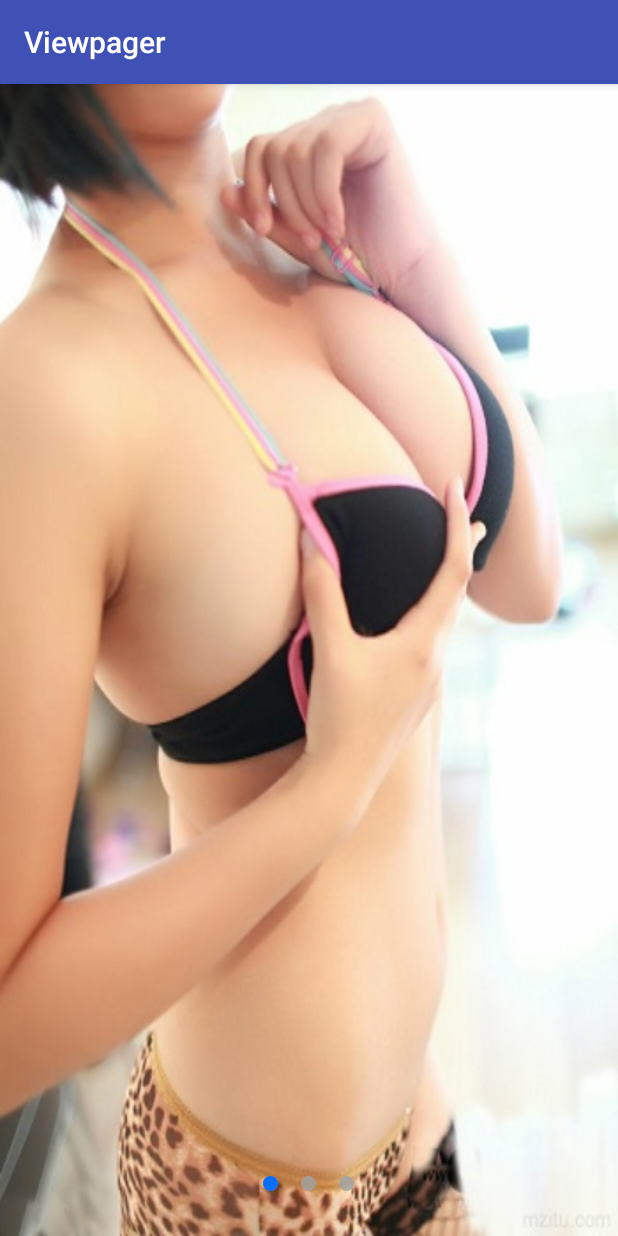
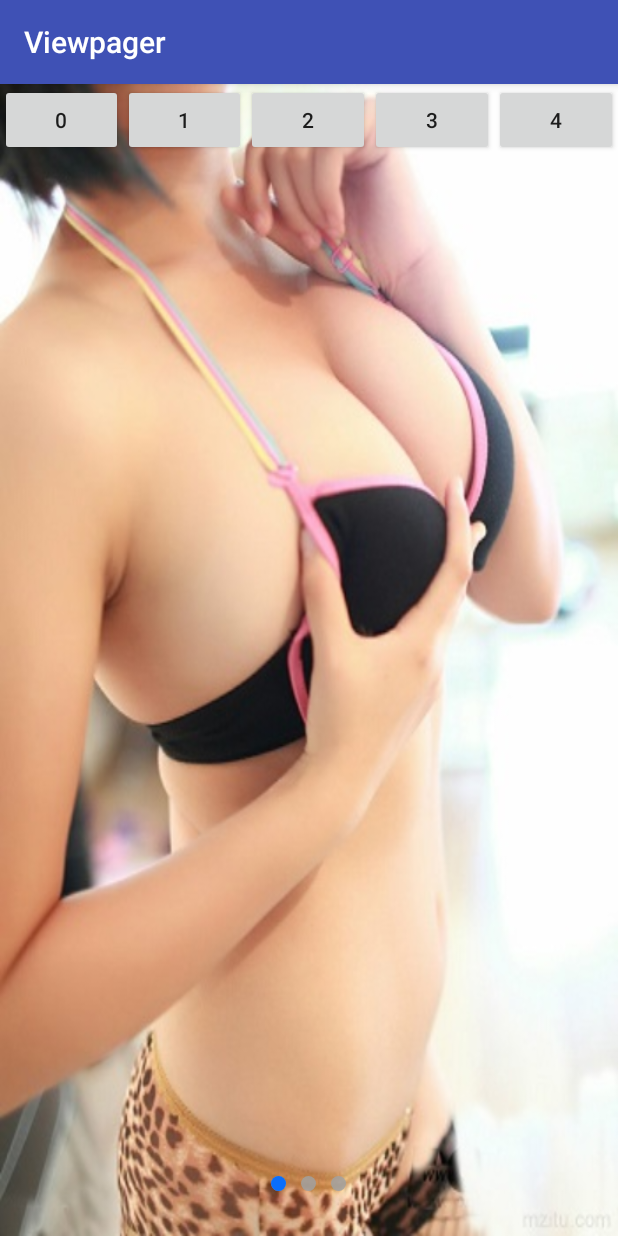
Before and after one commit to cc347504377/-, an Android app: the screen it shows after launch (MainActivity), on a phone screen of 412 x 824 dp. Run offline under Robolectric (Android 15) with nearby library versions, the phone set to English and light mode, and no system bars; our stand-ins replace ButterKnife.

Commit message:
优化众多bug, 完美实现无限滑动 实现指示器的追踪

```diff
--- a/app/src/main/java/com/luoye/demo/viewpager/DepthPageTransformer.java
+++ b/app/src/main/java/com/luoye/demo/viewpager/DepthPageTransformer.java
@@ -6,6 +6,7 @@ import android.view.View;
 /**
  * Created by Luoye on 2016/10/19.
  */
+//Google示例动画
 class DepthPageTransformer implements ViewPager.PageTransformer {
     private static final float MIN_SCALE = 0.75f;
 
--- a/app/src/main/java/com/luoye/demo/viewpager/MainActivity.java
+++ b/app/src/main/java/com/luoye/demo/viewpager/MainActivity.java
@@ -23,6 +23,7 @@ import java.util.List;
 import butterknife.BindDrawable;
 import butterknife.BindView;
 import butterknife.ButterKnife;
+import butterknife.OnClick;
 
 public class MainActivity extends AppCompatActivity {
 
@@ -69,9 +70,12 @@ public class MainActivity extends AppCompatActivity {
         px = getResources().getDimension(R.dimen.pointmargin);
         ButterKnife.bind(this);
         datas = new ArrayList<>();
+        final Drawable drawable0 = getResources().getDrawable(R.mipmap.ic_launcher);
+        addview(drawable3);
         addview(drawable1);
         addview(drawable2);
         addview(drawable3);
+        addview(drawable1);
         viewpager.setPageTransformer(true, new Scale());
         viewpager.setAdapter(new PagerAdapter() {
             @Override
@@ -86,26 +90,49 @@ public class MainActivity extends AppCompatActivity {
 
             @Override
             public void destroyItem(ViewGroup container, int position, Object object) {
+                Log.i("haha", "destroy" + position);
                 container.removeView(datas.get(position));
             }
 
             @Override
             public Object instantiateItem(ViewGroup container, int position) {
+                Log.i("haha", "instant" + position);
                 container.addView(datas.get(position));
                 return datas.get(position);
             }
         });
+        viewpager.setCurrentItem(1, false);
 //        autoplay();
         viewpager.addOnPageChangeListener(new ViewPager.OnPageChangeListener() {
             @Override
             public void onPageScrolled(int position, float positionOffset, int positionOffsetPixels) {
                 Log.i("TAG", "position: " + position + " positionoffset: " + positionOffset + " positionOffsetPixels: " + positionOffsetPixels);
-                point.setTranslationX(px*position+px*positionOffset);
+                //px为小球之间间隔 positionoffset为滑动比例 positionoffsetpx 为滑动像素
+//
+                if (position==0||position==datas.size()-2||position==datas.size()-1){
+
+                }else {
+                    point.setTranslationX(px*(position-1)+px*positionOffset);
+                }
+
+
+                //当滑动到第一张和最后一张时跳转
+                if (positionOffset == 0 && position == 0) {
+                    viewpager.setCurrentItem(datas.size()-2, false);
+                }
+                if (positionOffset == 0 && position == datas.size()-1) {
+                    viewpager.setCurrentItem(1, false);
+                }
             }
 
             @Override
             public void onPageSelected(int position) {
-//                point.setTranslationX(px*position);
+                if (position == 0) {
+                    point.setTranslationX(0);
+                }if (position== datas.size()-2){
+                    point.setTranslationX(px*(datas.size()-2-1));
+                }
+
             }
 
             @Override
@@ -140,11 +167,13 @@ public class MainActivity extends AppCompatActivity {
         }).start();
     }
 
+    //网上搜的dp转px
     public static int dip2px(Context context) {
         final float scale = context.getResources().getDisplayMetrics().density;
         return (int) (context.getResources().getDimension(R.dimen.pointmargin) * scale + 0.5f);
     }
 
+    //获得dpi
     public int getDpi(Context context) {
         DisplayMetrics metrics = new DisplayMetrics();
         Display display = ((Activity) context).getWindowManager().getDefaultDisplay();
@@ -152,10 +181,24 @@ public class MainActivity extends AppCompatActivity {
         return metrics.densityDpi;
     }
 
-    public float getpx(){
-        Log.i("TAG","DPI: "+ getDpi(this));
-        return getResources().getDimension(R.dimen.pointmargin) * getDpi(this) / 160;
+    @OnClick({R.id.bu0, R.id.bu1, R.id.bu2, R.id.bu3, R.id.bu4})
+    public void onClick(View view) {
+        switch (view.getId()) {
+            case R.id.bu0:
+                viewpager.setCurrentItem(0,false);
+                break;
+            case R.id.bu1:
+                viewpager.setCurrentItem(1,false);
+                break;
+            case R.id.bu2:
+                viewpager.setCurrentItem(2,false);
+                break;
+            case R.id.bu3:
+                viewpager.setCurrentItem(3,false);
+                break;
+            case R.id.bu4:
+                viewpager.setCurrentItem(4,false);
+                break;
+        }
     }
-
-
 }
--- a/app/src/main/java/com/luoye/demo/viewpager/Rotation.java
+++ b/app/src/main/java/com/luoye/demo/viewpager/Rotation.java
@@ -7,14 +7,15 @@ import android.view.View;
 /**
  * Created by Luoye on 2016/10/19.
  */
+//旋转动画
 class Rotation implements ViewPager.PageTransformer{
 
     @Override
     public void transformPage(View page, float position) {
         Log.i("Tag","position: "+ position);
-        Log.i("Tag", "view: " + page.toString());
         if (position < -1) {
             //其实并没有什么用
+            page.setAlpha(0);
         } else if (position <= 0) {
             //左侧图
 //                    page.setRotationX(0.5f);
@@ -27,6 +28,7 @@ class Rotation implements ViewPager.PageTransformer{
             page.setAlpha(1-position);
         } else if (position > 1) {
             //没卵用
+            page.setAlpha(0);
         }
     }
 }
--- a/app/src/main/java/com/luoye/demo/viewpager/Scale.java
+++ b/app/src/main/java/com/luoye/demo/viewpager/Scale.java
@@ -1,24 +1,38 @@
 package com.luoye.demo.viewpager;
 
 import android.support.v4.view.ViewPager;
+import android.util.Log;
 import android.view.View;
 
 /**
  * Created by Luoye on 2016/10/19.
  */
+//侧滑放大虚化特效
 class Scale implements ViewPager.PageTransformer{
 
     @Override
     public void transformPage(View page, float position) {
-        int height = page.getHeight();
         int width = page.getWidth();
-        if (position <= 0) {
+//        Log.i("haha","position: "+position + "view :" + page.toString());
+        if (position < -1) {
+            page.setAlpha(0);
+        } else if (position <= 0) {
+            Log.i("haha","position: "+position + "view :" + page.toString());
             page.setAlpha(1 - Math.abs(position));
+//            page.setAlpha(1);
+            //必须加下面的初始化设置 否则会出现直接跳转到页面白屏
+            page.setTranslationX(0);
+            page.setScaleX(1);
+            page.setScaleY(1);
         } else if (position <= 1) {
-            page.setAlpha(1-position);
-            page.setTranslationX(width*-position);//X位置不变，始终在屏幕中
-            page.setScaleX(0.5f+(1-position)/2);
-            page.setScaleY(0.5f+(1-position)/2);
+            Log.i("haha","position: "+position + "view :" + page.toString());
+            page.setAlpha(1 - position);
+            page.setTranslationX(width * -position);//X位置不变，始终在屏幕中
+            page.setScaleX(0.5f + ((1 - position) / 2));
+            page.setScaleY(0.5f + ((1 - position) / 2));
+
+        } else  {
+            page.setAlpha(0);
         }
 
     }
--- a/app/src/main/java/com/luoye/demo/viewpager/ZoomOutPageTransformer.java
+++ b/app/src/main/java/com/luoye/demo/viewpager/ZoomOutPageTransformer.java
@@ -7,6 +7,7 @@ import android.view.View;
 /**
  * Created by Luoye on 2016/10/19.
  */
+//Google示例动画
 class ZoomOutPageTransformer implements ViewPager.PageTransformer
 {
     private static final float MIN_SCALE = 0.1f;
--- a/app/src/main/res/layout/activity_main.xml
+++ b/app/src/main/res/layout/activity_main.xml
@@ -3,6 +3,7 @@
     android:id="@+id/activity_main"
     android:layout_width="match_parent"
     android:layout_height="match_parent">
+
 
     <android.support.v4.view.ViewPager
         android:id="@+id/viewpager"
@@ -44,4 +45,40 @@
         android:layout_width="@dimen/pointsize"
         android:layout_height="@dimen/pointsize"
         />
+
+<LinearLayout
+    android:layout_width="match_parent"
+    android:layout_height="wrap_content">
+    <Button
+        android:layout_weight="1"
+        android:layout_width="0dp"
+        android:id="@+id/bu0"
+        android:text="0"
+        android:layout_height="wrap_content" />
+    <Button
+        android:layout_weight="1"
+        android:layout_width="0dp"
+        android:id="@+id/bu1"
+        android:text="1"
+        android:layout_height="wrap_content" />
+    <Button
+        android:layout_weight="1"
+        android:layout_width="0dp"
+        android:id="@+id/bu2"
+        android:text="2"
+        android:layout_height="wrap_content" />
+    <Button
+        android:layout_weight="1"
+        android:layout_width="0dp"
+        android:id="@+id/bu3"
+        android:text="3"
+        android:layout_height="wrap_content" />
+    <Button
+        android:layout_weight="1"
+        android:layout_width="0dp"
+        android:id="@+id/bu4"
+        android:text="4"
+        android:layout_height="wrap_content" />
+</LinearLayout>
+
 </RelativeLayout>
--- a/app/src/main/res/values/dimens.xml
+++ b/app/src/main/res/values/dimens.xml
@@ -4,5 +4,5 @@
     <dimen name="activity_vertical_margin">16dp</dimen>
     <dimen name="pointsize">10dp</dimen>
     <dimen name="pointsizeb">5dp</dimen>
-    <dimen name="pointmargin">25dp</dimen>
+    <dimen name="pointmargin">20dp</dimen>
 </resources>
```
